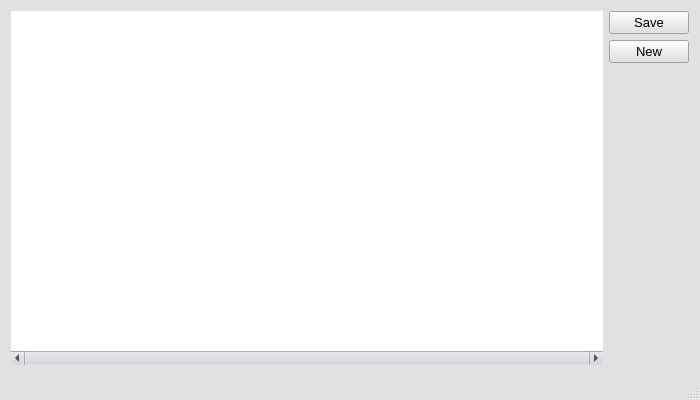
Above: citystatmainwindow.ui from nstupunets/CityStat before the change. Below: the same form after it.
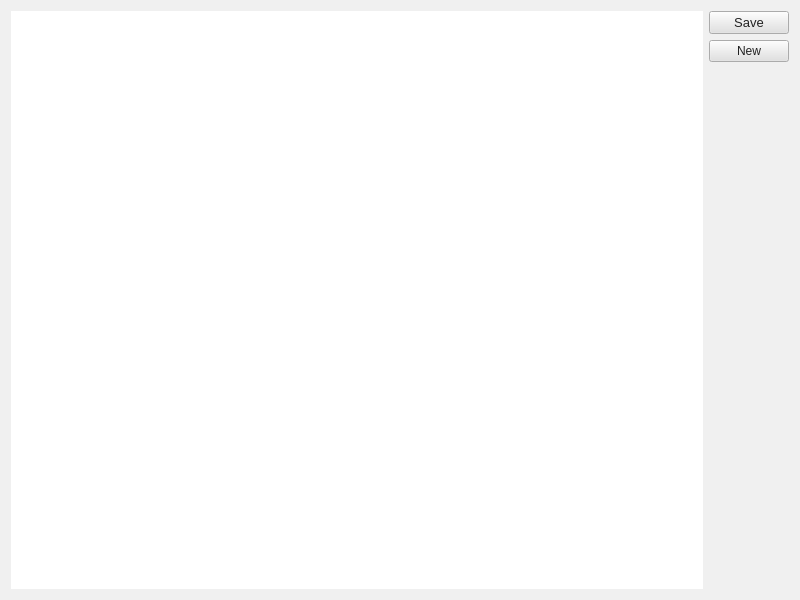
That is the form after the change. Icons and pictures are not drawn.

What changed in the file:
```diff
--- a/citystatmainwindow.ui
+++ b/citystatmainwindow.ui
@@ -9,19 +9,25 @@
    <rect>
     <x>0</x>
     <y>0</y>
-    <width>700</width>
-    <height>400</height>
+    <width>800</width>
+    <height>600</height>
    </rect>
   </property>
+  <property name="sizePolicy">
+   <sizepolicy hsizetype="Expanding" vsizetype="Expanding">
+    <horstretch>0</horstretch>
+    <verstretch>0</verstretch>
+   </sizepolicy>
+  </property>
   <property name="palette">
    <palette>
     <active>
      <colorrole role="WindowText">
       <brush brushstyle="SolidPattern">
        <color alpha="255">
-        <red>0</red>
-        <green>0</green>
-        <blue>0</blue>
+        <red>39</red>
+        <green>39</green>
+        <blue>39</blue>
        </color>
       </brush>
      </colorrole>
@@ -109,9 +115,9 @@
      <colorrole role="Window">
       <brush brushstyle="SolidPattern">
        <color alpha="255">
-        <red>225</red>
-        <green>225</green>
-        <blue>225</blue>
+        <red>240</red>
+        <green>240</green>
+        <blue>240</blue>
        </color>
       </brush>
      </colorrole>
@@ -124,6 +130,15 @@
        </color>
       </brush>
      </colorrole>
+     <colorrole role="Highlight">
+      <brush brushstyle="SolidPattern">
+       <color alpha="255">
+        <red>85</red>
+        <green>170</green>
+        <blue>255</blue>
+       </color>
+      </brush>
+     </colorrole>
      <colorrole role="AlternateBase">
       <brush brushstyle="SolidPattern">
        <color alpha="255">
@@ -156,9 +171,9 @@
      <colorrole role="WindowText">
       <brush brushstyle="SolidPattern">
        <color alpha="255">
-        <red>0</red>
-        <green>0</green>
-        <blue>0</blue>
+        <red>39</red>
+        <green>39</green>
+        <blue>39</blue>
        </color>
       </brush>
      </colorrole>
@@ -246,9 +261,9 @@
      <colorrole role="Window">
       <brush brushstyle="SolidPattern">
        <color alpha="255">
-        <red>225</red>
-        <green>225</green>
-        <blue>225</blue>
+        <red>240</red>
+        <green>240</green>
+        <blue>240</blue>
        </color>
       </brush>
      </colorrole>
@@ -261,6 +276,15 @@
        </color>
       </brush>
      </colorrole>
+     <colorrole role="Highlight">
+      <brush brushstyle="SolidPattern">
+       <color alpha="255">
+        <red>85</red>
+        <green>170</green>
+        <blue>255</blue>
+       </color>
+      </brush>
+     </colorrole>
      <colorrole role="AlternateBase">
       <brush brushstyle="SolidPattern">
        <color alpha="255">
@@ -374,18 +398,18 @@
      <colorrole role="Base">
       <brush brushstyle="SolidPattern">
        <color alpha="255">
-        <red>225</red>
-        <green>225</green>
-        <blue>225</blue>
+        <red>240</red>
+        <green>240</green>
+        <blue>240</blue>
        </color>
       </brush>
      </colorrole>
      <colorrole role="Window">
       <brush brushstyle="SolidPattern">
        <color alpha="255">
-        <red>225</red>
-        <green>225</green>
-        <blue>225</blue>
+        <red>240</red>
+        <green>240</green>
+        <blue>240</blue>
        </color>
       </brush>
      </colorrole>
@@ -398,6 +422,15 @@
        </color>
       </brush>
      </colorrole>
+     <colorrole role="Highlight">
+      <brush brushstyle="SolidPattern">
+       <color alpha="255">
+        <red>0</red>
+        <green>120</green>
+        <blue>215</blue>
+       </color>
+      </brush>
+     </colorrole>
      <colorrole role="AlternateBase">
       <brush brushstyle="SolidPattern">
        <color alpha="255">
@@ -442,7 +475,9 @@
     <normaloff>:/icon/icon.png</normaloff>:/icon/icon.png</iconset>
   </property>
   <widget class="QWidget" name="mainWindowWidget">
-   <layout class="QHBoxLayout" name="horizontalLayout">
+   <layout class="QVBoxLayout" name="verticalLayout_2">
+    <item>
+     <layout class="QHBoxLayout" name="ViewsAndButtonsLayout">
     <item>
      <widget class="QTableView" name="cityTableView">
       <property name="palette">
@@ -451,9 +486,9 @@
          <colorrole role="WindowText">
           <brush brushstyle="SolidPattern">
            <color alpha="255">
-            <red>0</red>
-            <green>0</green>
-            <blue>0</blue>
+              <red>33</red>
+              <green>33</green>
+              <blue>33</blue>
            </color>
           </brush>
          </colorrole>
@@ -469,8 +504,8 @@
          <colorrole role="Light">
           <brush brushstyle="SolidPattern">
            <color alpha="255">
-            <red>255</red>
-            <green>255</green>
+              <red>85</red>
+              <green>170</green>
             <blue>255</blue>
            </color>
           </brush>
@@ -505,17 +540,17 @@
          <colorrole role="Text">
           <brush brushstyle="SolidPattern">
            <color alpha="255">
-            <red>0</red>
-            <green>0</green>
-            <blue>0</blue>
+              <red>33</red>
+              <green>33</green>
+              <blue>33</blue>
            </color>
           </brush>
          </colorrole>
          <colorrole role="BrightText">
           <brush brushstyle="SolidPattern">
            <color alpha="255">
-            <red>255</red>
-            <green>255</green>
+              <red>85</red>
+              <green>170</green>
             <blue>255</blue>
            </color>
           </brush>
@@ -523,9 +558,9 @@
          <colorrole role="ButtonText">
           <brush brushstyle="SolidPattern">
            <color alpha="255">
-            <red>0</red>
-            <green>0</green>
-            <blue>0</blue>
+              <red>33</red>
+              <green>33</green>
+              <blue>33</blue>
            </color>
           </brush>
          </colorrole>
@@ -550,9 +585,18 @@
          <colorrole role="Shadow">
           <brush brushstyle="SolidPattern">
            <color alpha="255">
-            <red>0</red>
-            <green>0</green>
-            <blue>0</blue>
+              <red>33</red>
+              <green>33</green>
+              <blue>33</blue>
+             </color>
+            </brush>
+           </colorrole>
+           <colorrole role="HighlightedText">
+            <brush brushstyle="SolidPattern">
+             <color alpha="255">
+              <red>33</red>
+              <green>33</green>
+              <blue>33</blue>
            </color>
           </brush>
          </colorrole>
@@ -565,6 +609,15 @@
            </color>
           </brush>
          </colorrole>
+           <colorrole role="NoRole">
+            <brush brushstyle="SolidPattern">
+             <color alpha="255">
+              <red>200</red>
+              <green>200</green>
+              <blue>200</blue>
+             </color>
+            </brush>
+           </colorrole>
          <colorrole role="ToolTipBase">
           <brush brushstyle="SolidPattern">
            <color alpha="255">
@@ -588,9 +641,9 @@
          <colorrole role="WindowText">
           <brush brushstyle="SolidPattern">
            <color alpha="255">
-            <red>0</red>
-            <green>0</green>
-            <blue>0</blue>
+              <red>33</red>
+              <green>33</green>
+              <blue>33</blue>
            </color>
           </brush>
          </colorrole>
@@ -606,8 +659,8 @@
          <colorrole role="Light">
           <brush brushstyle="SolidPattern">
            <color alpha="255">
-            <red>255</red>
-            <green>255</green>
+              <red>85</red>
+              <green>170</green>
             <blue>255</blue>
            </color>
           </brush>
@@ -642,17 +695,17 @@
          <colorrole role="Text">
           <brush brushstyle="SolidPattern">
            <color alpha="255">
-            <red>0</red>
-            <green>0</green>
-            <blue>0</blue>
+              <red>33</red>
+              <green>33</green>
+              <blue>33</blue>
            </color>
           </brush>
          </colorrole>
          <colorrole role="BrightText">
           <brush brushstyle="SolidPattern">
            <color alpha="255">
-            <red>255</red>
-            <green>255</green>
+              <red>85</red>
+              <green>170</green>
             <blue>255</blue>
            </color>
           </brush>
@@ -660,9 +713,9 @@
          <colorrole role="ButtonText">
           <brush brushstyle="SolidPattern">
            <color alpha="255">
-            <red>0</red>
-            <green>0</green>
-            <blue>0</blue>
+              <red>33</red>
+              <green>33</green>
+              <blue>33</blue>
            </color>
           </brush>
          </colorrole>
@@ -687,9 +740,18 @@
          <colorrole role="Shadow">
           <brush brushstyle="SolidPattern">
            <color alpha="255">
-            <red>0</red>
-            <green>0</green>
-            <blue>0</blue>
+              <red>33</red>
+              <green>33</green>
+              <blue>33</blue>
+             </color>
+            </brush>
+           </colorrole>
+           <colorrole role="HighlightedText">
+            <brush brushstyle="SolidPattern">
+             <color alpha="255">
+              <red>33</red>
+              <green>33</green>
+              <blue>33</blue>
            </color>
           </brush>
          </colorrole>
@@ -702,6 +764,15 @@
            </color>
           </brush>
          </colorrole>
+           <colorrole role="NoRole">
+            <brush brushstyle="SolidPattern">
+             <color alpha="255">
+              <red>200</red>
+              <green>200</green>
+              <blue>200</blue>
+             </color>
+            </brush>
+           </colorrole>
          <colorrole role="ToolTipBase">
           <brush brushstyle="SolidPattern">
            <color alpha="255">
@@ -743,8 +814,8 @@
          <colorrole role="Light">
           <brush brushstyle="SolidPattern">
            <color alpha="255">
-            <red>255</red>
-            <green>255</green>
+              <red>85</red>
+              <green>170</green>
             <blue>255</blue>
            </color>
           </brush>
@@ -788,8 +859,8 @@
          <colorrole role="BrightText">
           <brush brushstyle="SolidPattern">
            <color alpha="255">
-            <red>255</red>
-            <green>255</green>
+              <red>85</red>
+              <green>170</green>
             <blue>255</blue>
            </color>
           </brush>
@@ -824,9 +895,18 @@
          <colorrole role="Shadow">
           <brush brushstyle="SolidPattern">
            <color alpha="255">
-            <red>0</red>
-            <green>0</green>
-            <blue>0</blue>
+              <red>33</red>
+              <green>33</green>
+              <blue>33</blue>
+             </color>
+            </brush>
+           </colorrole>
+           <colorrole role="HighlightedText">
+            <brush brushstyle="SolidPattern">
+             <color alpha="255">
+              <red>33</red>
+              <green>33</green>
+              <blue>33</blue>
            </color>
           </brush>
          </colorrole>
@@ -839,6 +919,15 @@
            </color>
           </brush>
          </colorrole>
+           <colorrole role="NoRole">
+            <brush brushstyle="SolidPattern">
+             <color alpha="255">
+              <red>200</red>
+              <green>200</green>
+              <blue>200</blue>
+             </color>
+            </brush>
+           </colorrole>
          <colorrole role="ToolTipBase">
           <brush brushstyle="SolidPattern">
            <color alpha="255">
@@ -876,7 +965,7 @@
        <enum>Qt::ScrollBarAsNeeded</enum>
       </property>
       <property name="horizontalScrollBarPolicy">
-       <enum>Qt::ScrollBarAlwaysOn</enum>
+         <enum>Qt::ScrollBarAsNeeded</enum>
       </property>
       <property name="sizeAdjustPolicy">
        <enum>QAbstractScrollArea::AdjustToContents</enum>
@@ -933,8 +1022,45 @@
     </item>
     <item>
      <layout class="QVBoxLayout" name="verticalLayout">
-      <item alignment="Qt::AlignHCenter|Qt::AlignTop">
+        <item>
        <widget class="QPushButton" name="saveDataPushButton">
+          <property name="palette">
+           <palette>
+            <active>
+             <colorrole role="ButtonText">
+              <brush brushstyle="SolidPattern">
+               <color alpha="255">
+                <red>33</red>
+                <green>33</green>
+                <blue>33</blue>
+               </color>
+              </brush>
+             </colorrole>
+            </active>
+            <inactive>
+             <colorrole role="ButtonText">
+              <brush brushstyle="SolidPattern">
+               <color alpha="255">
+                <red>33</red>
+                <green>33</green>
+                <blue>33</blue>
+               </color>
+              </brush>
+             </colorrole>
+            </inactive>
+            <disabled>
+             <colorrole role="ButtonText">
+              <brush brushstyle="SolidPattern">
+               <color alpha="255">
+                <red>112</red>
+                <green>112</green>
+                <blue>112</blue>
+               </color>
+              </brush>
+             </colorrole>
+            </disabled>
+           </palette>
+          </property>
         <property name="font">
          <font>
           <pointsize>10</pointsize>
@@ -947,9 +1073,46 @@
       </item>
       <item>
        <widget class="QPushButton" name="addNewItem">
+          <property name="palette">
+           <palette>
+            <active>
+             <colorrole role="ButtonText">
+              <brush brushstyle="SolidPattern">
+               <color alpha="255">
+                <red>33</red>
+                <green>33</green>
+                <blue>33</blue>
+               </color>
+              </brush>
+             </colorrole>
+            </active>
+            <inactive>
+             <colorrole role="ButtonText">
+              <brush brushstyle="SolidPattern">
+               <color alpha="255">
+                <red>33</red>
+                <green>33</green>
+                <blue>33</blue>
+               </color>
+              </brush>
+             </colorrole>
+            </inactive>
+            <disabled>
+             <colorrole role="ButtonText">
+              <brush brushstyle="SolidPattern">
+               <color alpha="255">
+                <red>112</red>
+                <green>112</green>
+                <blue>112</blue>
+               </color>
+              </brush>
+             </colorrole>
+            </disabled>
+           </palette>
+          </property>
         <property name="font">
          <font>
-          <pointsize>10</pointsize>
+            <pointsize>9</pointsize>
          </font>
         </property>
         <property name="text">
@@ -973,8 +1136,12 @@
      </layout>
     </item>
    </layout>
+    </item>
+    <item>
+     <layout class="QHBoxLayout" name="statusBarLayout"/>
+    </item>
+   </layout>
   </widget>
-  <widget class="QStatusBar" name="statisticsStatusBar"/>
  </widget>
  <layoutdefault spacing="6" margin="11"/>
  <resources>
```
Lines whose indentation alone changed are shown as unchanged.
